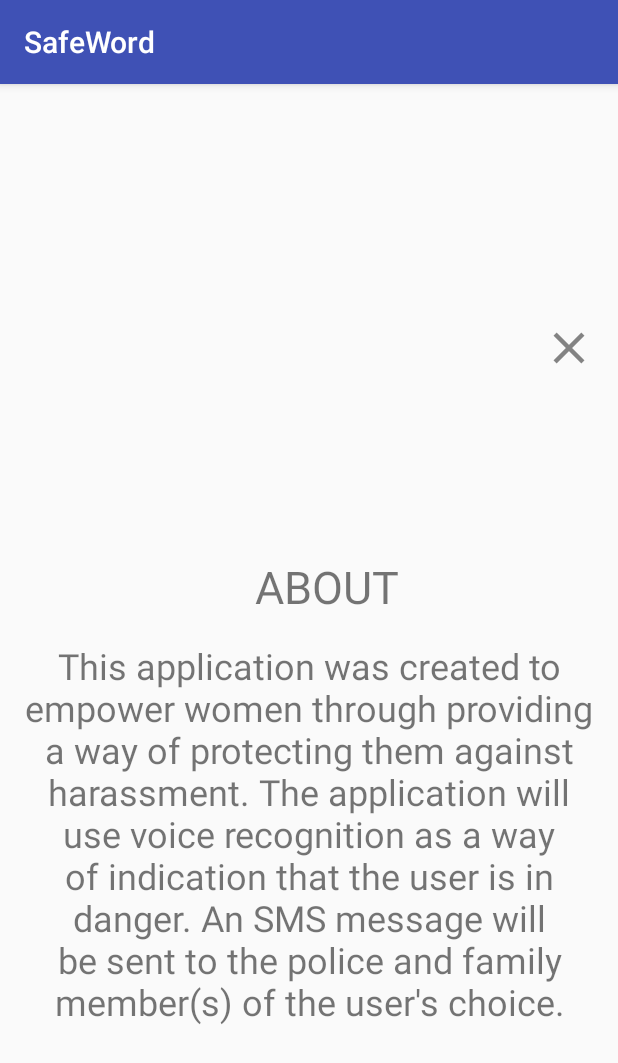
After one commit to SafeWordAppMembers/Safeword, an Android app: the AboutActivity screen opened directly, with no data from a screen before it, on a phone screen of 412 x 824 dp. The commit adds this screen. Shown: the top 1063 px of the screen. Run offline under Robolectric (Android 15) with nearby library versions, the phone set to English and light mode, and no system bars.

Commit message:
About Page shows

```diff
--- a/SafeWord/app/src/main/AndroidManifest.xml
+++ b/SafeWord/app/src/main/AndroidManifest.xml
@@ -9,8 +9,7 @@
         android:roundIcon="@mipmap/ic_launcher_round"
         android:supportsRtl="true"
         android:theme="@style/AppTheme">
-        <activity android:name=".MainActivity">
-        </activity>
+        <activity android:name=".MainActivity"></activity>
         <activity android:name=".CallActivity" />
         <activity android:name=".SetupActivity" />
         <activity android:name=".LoginActivity">
@@ -20,6 +19,7 @@
                 <category android:name="android.intent.category.LAUNCHER" />
             </intent-filter>
         </activity>
+        <activity android:name=".AboutActivity"></activity>
     </application>
 
 </manifest>
--- /dev/null
+++ b/SafeWord/app/src/main/java/com/example/safeword/safeword/AboutActivity.java
@@ -0,0 +1,15 @@
+package com.example.safeword.safeword;
+
+import android.support.v7.app.AppCompatActivity;
+import android.os.Bundle;
+import android.widget.TextView;
+
+public class AboutActivity extends AppCompatActivity {
+
+    @Override
+    protected void onCreate(Bundle savedInstanceState) {
+        super.onCreate(savedInstanceState);
+        setContentView(R.layout.activity_about);
+
+    }
+}
--- a/SafeWord/app/src/main/java/com/example/safeword/safeword/MainActivity.java
+++ b/SafeWord/app/src/main/java/com/example/safeword/safeword/MainActivity.java
@@ -26,10 +26,16 @@ public class MainActivity extends AppCompatActivity {
         infoButton = (ImageView) findViewById(R.id.infoButton);
         infoText = (TextView) findViewById(R.id.infoText);
 
-        setupButton.setOnClickListener(setUp);
+        setupButton.setOnClickListener(setup);
+        setupText.setOnClickListener(setup);
+
+        infoButton.setOnClickListener(info);
+        infoText.setOnClickListener(info);
+
+
     }
 
-    View.OnClickListener setUp = new View.OnClickListener() {
+    View.OnClickListener setup = new View.OnClickListener() {
         @Override
         public void onClick(View view) {
             Intent intent = new Intent(MainActivity.this, SetupActivity.class);
@@ -37,4 +43,12 @@ public class MainActivity extends AppCompatActivity {
         }
     };
 
+    View.OnClickListener info = new View.OnClickListener(){
+        @Override
+        public void onClick(View view) {
+            Intent intent = new Intent(MainActivity.this, AboutActivity.class);
+            startActivity(intent);
+        }
+    };
+
 }
--- a/SafeWord/app/src/main/res/layout/activity_about.xml
+++ b/SafeWord/app/src/main/res/layout/activity_about.xml
@@ -4,6 +4,52 @@
     xmlns:tools="http://schemas.android.com/tools"
     android:layout_width="match_parent"
     android:layout_height="match_parent"
-    tools:context="com.example.safeword.safeword.CallActivity">
+    tools:context="com.example.safeword.safeword.AboutActivity">
+
+    <TextView
+        android:id="@+id/aboutText"
+        android:layout_width="0dp"
+        android:layout_height="wrap_content"
+        android:layout_marginBottom="140dp"
+        android:layout_marginEnd="16dp"
+        android:layout_marginStart="16dp"
+        android:scrollIndicators="top|bottom"
+        android:text="@string/about_string"
+        android:textAlignment="center"
+        android:textSize="24sp"
+        app:layout_constraintBottom_toBottomOf="parent"
+        app:layout_constraintEnd_toEndOf="parent"
+        app:layout_constraintHorizontal_bias="0.0"
+        app:layout_constraintStart_toStartOf="parent" />
+
+    <TextView
+        android:id="@+id/textView4"
+        android:layout_width="wrap_content"
+        android:layout_height="wrap_content"
+        android:layout_marginBottom="16dp"
+        android:layout_marginEnd="8dp"
+        android:layout_marginStart="8dp"
+        android:text="ABOUT"
+        android:textSize="30sp"
+        app:layout_constraintBottom_toTopOf="@+id/aboutText"
+        app:layout_constraintEnd_toEndOf="parent"
+        app:layout_constraintHorizontal_bias="0.54"
+        app:layout_constraintStart_toStartOf="parent" />
+
+    <ImageView
+        android:id="@+id/imageView"
+        android:layout_width="wrap_content"
+        android:layout_height="wrap_content"
+        android:layout_marginBottom="8dp"
+        android:layout_marginEnd="8dp"
+        android:layout_marginStart="8dp"
+        android:layout_marginTop="8dp"
+        app:layout_constraintBottom_toTopOf="@+id/textView4"
+        app:layout_constraintEnd_toEndOf="parent"
+        app:layout_constraintHorizontal_bias="0.976"
+        app:layout_constraintStart_toStartOf="parent"
+        app:layout_constraintTop_toTopOf="parent"
+        app:layout_constraintVertical_bias="0.571"
+        app:srcCompat="@drawable/ic_close" />
 
 </android.support.constraint.ConstraintLayout>
--- a/SafeWord/app/src/main/res/values/strings.xml
+++ b/SafeWord/app/src/main/res/values/strings.xml
@@ -1,3 +1,4 @@
 <resources>
     <string name="app_name">SafeWord</string>
+    <string name="about_string">This application was created to empower women through providing a way of protecting them against harassment. The application will use voice recognition as a way of indication that the user is in danger. An SMS message will be sent to the police and family member(s) of the user\'s choice.</string>
 </resources>
```
Also changed, not shown: SafeWord/app/src/main/res/drawable-hdpi/ic_close.png (added), SafeWord/app/src/main/res/drawable-mdpi/ic_close.png (added), SafeWord/app/src/main/res/drawable-xhdpi/ic_close.png (added), SafeWord/app/src/main/res/drawable-xxhdpi/ic_close.png (added).
